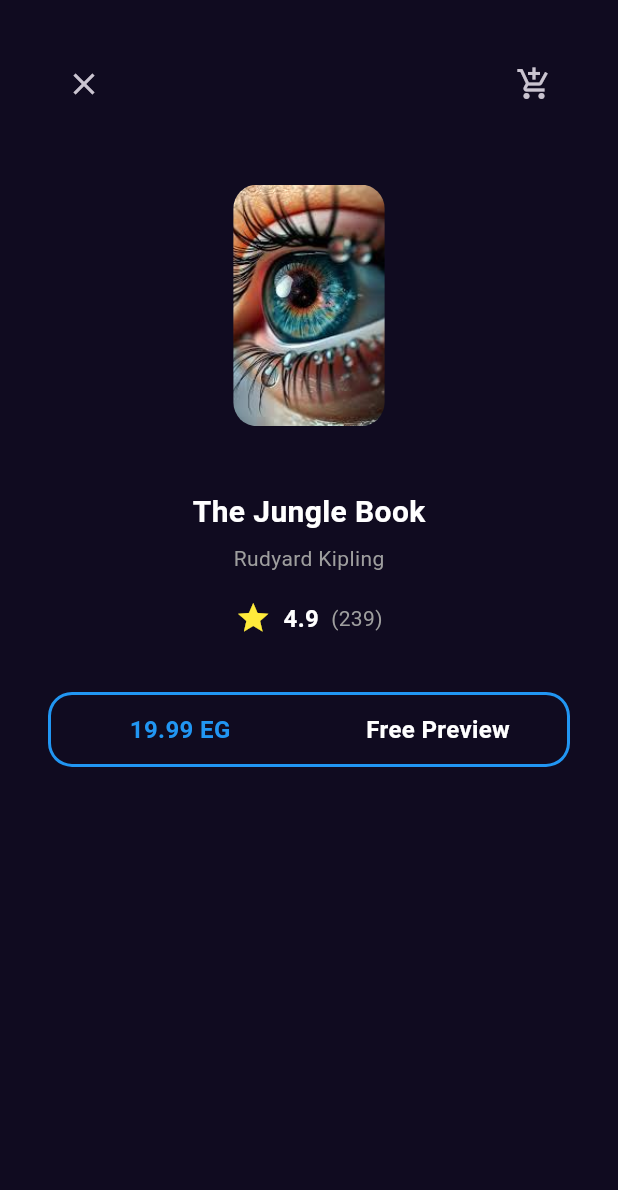
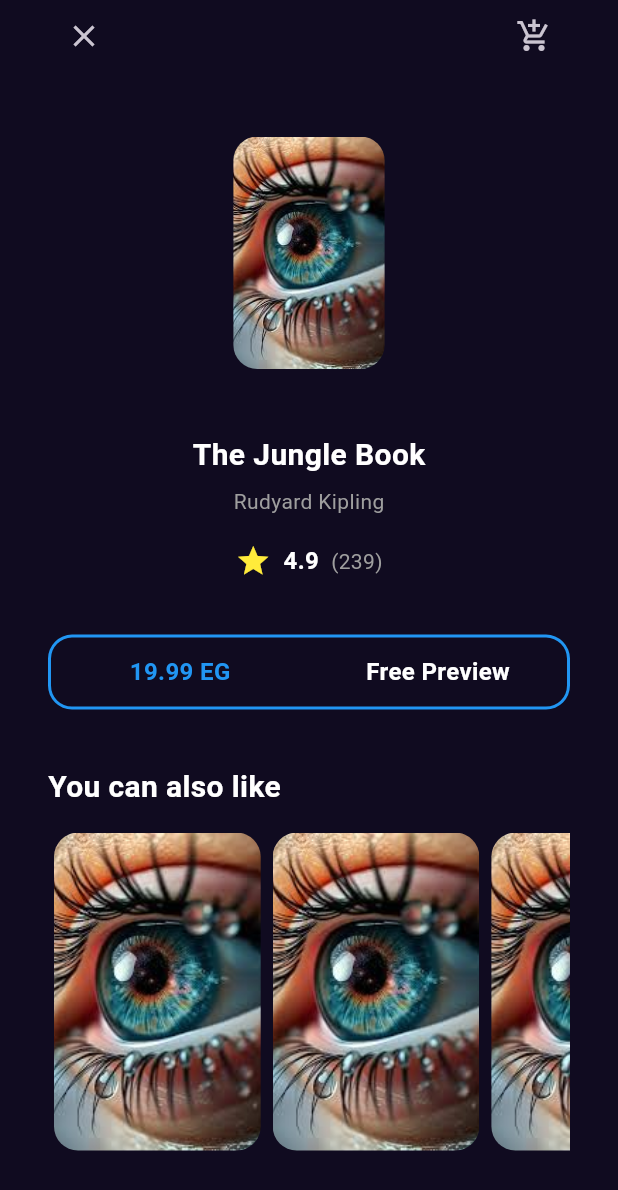
Before and after one commit to AhmedSaleh74/BooklyApp-Clean-Arch-, a Flutter app: the screen it shows after launch, after a tap on "The Jungle Book by Rudyard Kipling The J", on a phone screen of 412 x 824 dp. Shown: the top 1190 px of the screen. Run offline on Flutter 3.47's test engine with Material 3 defaults, Android fonts, the phone set to English and light mode, and no system bars; our stand-ins replace go_router.

Commit message:
feat(book_details): create similar_books_listview.dart to BookDetailsView

```diff
--- a/lib/features/home/presentation/views/widgets/book_details_view_body.dart
+++ b/lib/features/home/presentation/views/widgets/book_details_view_body.dart
@@ -1,6 +1,7 @@
 import 'package:bookly/core/utils/styles.dart';
 import 'package:bookly/features/home/presentation/views/widgets/book_rating.dart';
-import 'package:bookly/features/home/presentation/views/widgets/featured_listview_item.dart';
+import 'package:bookly/features/home/presentation/views/widgets/custom_book_image.dart';
+import 'package:bookly/features/home/presentation/views/widgets/similar_books_listview.dart';
 import 'package:flutter/material.dart';
 
 import 'books_action.dart';
@@ -12,7 +13,7 @@ class BookDetailsViewBody extends StatelessWidget {
   @override
   Widget build(BuildContext context) {
     return Padding(
-      padding: const EdgeInsets.all(32.0),
+      padding: const EdgeInsets.symmetric(horizontal: 32.0),
       child: Column(
         children: [
           const CustomBookDetailsAppBar(),
@@ -33,9 +34,19 @@ class BookDetailsViewBody extends StatelessWidget {
           const SizedBox(height: 6),
           Text('Rudyard Kipling', style: Styles.caption),
           const SizedBox(height: 18),
-          BookRating(mainAxisAlignment: MainAxisAlignment.center),
+          const BookRating(mainAxisAlignment: MainAxisAlignment.center),
           const SizedBox(height: 37),
-          BooksAction(),
+          const BooksAction(),
+          const SizedBox(height: 37),
+          Align(
+            alignment: Alignment.centerLeft,
+            child: Text(
+              'You can also like',
+              style: Styles.titleMedium.copyWith(color: Colors.white),
+            ),
+          ),
+          const SizedBox(height: 16),
+          Expanded(child: SimilarBooksListview()),
         ],
       ),
     );
--- a/lib/features/home/presentation/views/widgets/custom_book_image.dart
+++ b/lib/features/home/presentation/views/widgets/custom_book_image.dart
@@ -1,30 +1,22 @@
-import 'dart:ui';
-
 import 'package:flutter/material.dart';
 
-import 'featured_listview_item.dart';
+import '../../../../../core/utils/assets.dart';
 
-class FeaturedListView extends StatelessWidget {
-  const FeaturedListView({super.key});
+class CustomBookImage extends StatelessWidget {
+  const CustomBookImage({super.key});
 
   @override
   Widget build(BuildContext context) {
-    return SizedBox(
-      height: MediaQuery.sizeOf(context).height * .32,
-      child: ScrollConfiguration(
-        behavior: ScrollConfiguration.of(context).copyWith(
-          scrollbars: true,
-          dragDevices: {PointerDeviceKind.touch, PointerDeviceKind.mouse},
-        ),
-        child: ListView.builder(
-          scrollDirection: Axis.horizontal,
-          itemCount: 10,
-          itemBuilder: (context, index) {
-            return const Padding(
-              padding: EdgeInsets.symmetric(horizontal: 4.0),
-              child: CustomBookImage(),
-            );
-          },
+    return AspectRatio(
+      aspectRatio: 2.6 / 4,
+      child: Container(
+        decoration: const BoxDecoration(
+          image: DecorationImage(
+            image: AssetImage(AssetsData.testImage),
+            fit: BoxFit.cover,
+          ),
+          // color: Colors.red,
+          borderRadius: BorderRadius.all(Radius.circular(16)),
         ),
       ),
     );
--- /dev/null
+++ b/lib/features/home/presentation/views/widgets/featured_list_view.dart
@@ -0,0 +1,30 @@
+import 'dart:ui';
+import 'package:flutter/material.dart';
+import 'custom_book_image.dart';
+
+class FeaturedListView extends StatelessWidget {
+  const FeaturedListView({super.key});
+
+  @override
+  Widget build(BuildContext context) {
+    return SizedBox(
+      height: MediaQuery.sizeOf(context).height * .32,
+      child: ScrollConfiguration(
+        behavior: ScrollConfiguration.of(context).copyWith(
+          scrollbars: true,
+          dragDevices: {PointerDeviceKind.touch, PointerDeviceKind.mouse},
+        ),
+        child: ListView.builder(
+          scrollDirection: Axis.horizontal,
+          itemCount: 10,
+          itemBuilder: (context, index) {
+            return const Padding(
+              padding: EdgeInsets.symmetric(horizontal: 4.0),
+              child: CustomBookImage(),
+            );
+          },
+        ),
+      ),
+    );
+  }
+}
--- a/lib/features/home/presentation/views/widgets/featured_listview_item.dart
+++ /dev/null
@@ -1,24 +0,0 @@
-import 'package:flutter/material.dart';
-
-import '../../../../../core/utils/assets.dart';
-
-class CustomBookImage extends StatelessWidget {
-  const CustomBookImage({super.key});
-
-  @override
-  Widget build(BuildContext context) {
-    return AspectRatio(
-      aspectRatio: 2.5 / 4,
-      child: Container(
-        decoration: const BoxDecoration(
-          image: DecorationImage(
-            image: AssetImage(AssetsData.testImage),
-            fit: BoxFit.cover,
-          ),
-          // color: Colors.red,
-          borderRadius: BorderRadius.all(Radius.circular(16)),
-        ),
-      ),
-    );
-  }
-}
--- a/lib/features/home/presentation/views/widgets/home_view_body.dart
+++ b/lib/features/home/presentation/views/widgets/home_view_body.dart
@@ -2,7 +2,7 @@ import 'package:bookly/core/utils/styles.dart';
 import 'package:flutter/material.dart';
 import 'best_seller_listview.dart';
 import 'custom_appbar.dart';
-import 'custom_book_image.dart';
+import 'featured_list_view.dart';
 
 class HomeViewBody extends StatelessWidget {
   const HomeViewBody({super.key});
--- /dev/null
+++ b/lib/features/home/presentation/views/widgets/similar_books_listview.dart
@@ -0,0 +1,30 @@
+import 'dart:ui';
+import 'package:flutter/material.dart';
+import 'custom_book_image.dart';
+
+class SimilarBooksListview extends StatelessWidget {
+  const SimilarBooksListview({super.key});
+
+  @override
+  Widget build(BuildContext context) {
+    return SizedBox(
+      height: MediaQuery.sizeOf(context).height * .1,
+      child: ScrollConfiguration(
+        behavior: ScrollConfiguration.of(context).copyWith(
+          scrollbars: true,
+          dragDevices: {PointerDeviceKind.touch, PointerDeviceKind.mouse},
+        ),
+        child: ListView.builder(
+          scrollDirection: Axis.horizontal,
+          itemCount: 10,
+          itemBuilder: (context, index) {
+            return const Padding(
+              padding: EdgeInsets.symmetric(horizontal: 4.0),
+              child: CustomBookImage(),
+            );
+          },
+        ),
+      ),
+    );
+  }
+}
```
